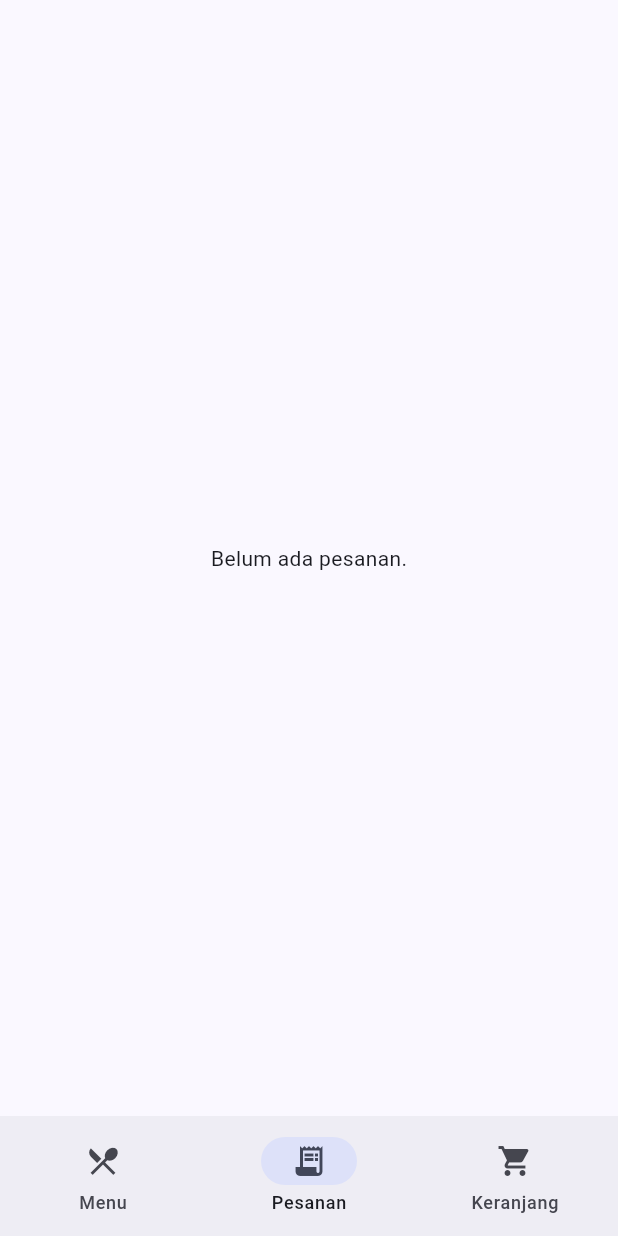
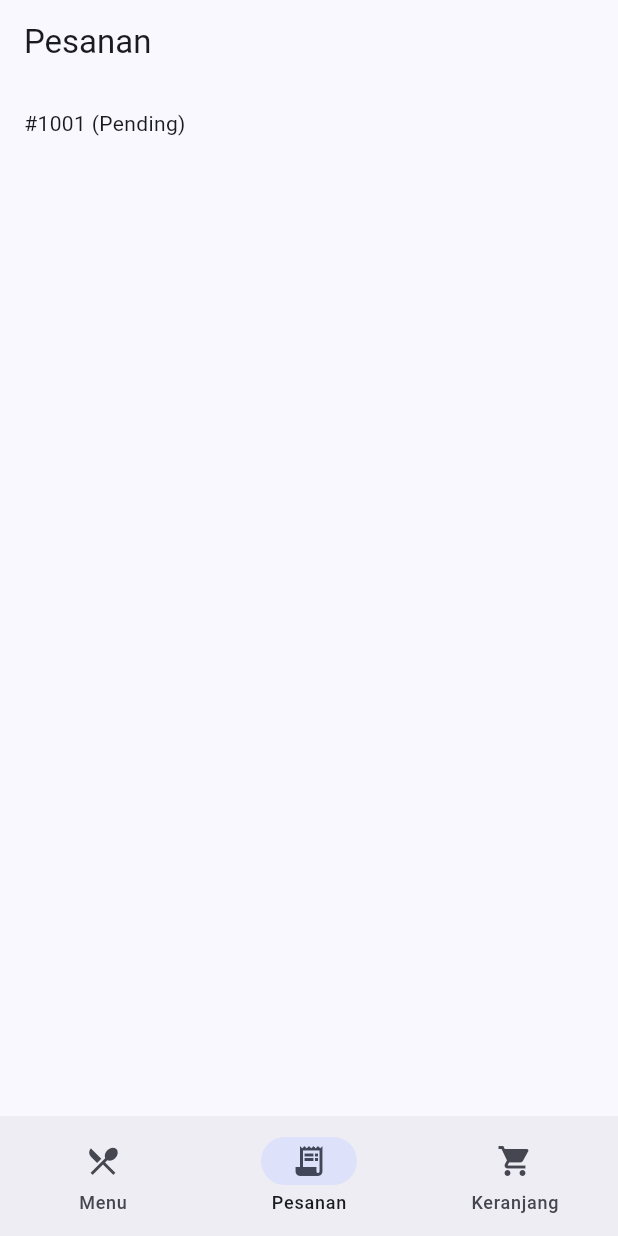
Before and after one commit to sitanovitaa/canteen_go, a Flutter app: the screen it shows after launch, item 2 of the bottom bar chosen, on a phone screen of 412 x 824 dp. Run offline on Flutter 3.47's test engine with Material 3 defaults, Android fonts, the phone set to English and light mode, and no system bars; our stand-ins replace flutter_riverpod, freezed_annotation, go_router.

Commit message:
Implement orders feature: repo, controller, and screen logic

```diff
--- /dev/null
+++ b/lib/src/features/orders/data/repo/orders_repo.dart
@@ -0,0 +1,13 @@
+import 'dart:async';
+
+class OrdersRepo {
+  Stream<List<String>> watchOrders() async* {
+    yield const ['#1001 (Pending)'];
+    await Future.delayed(const Duration(seconds: 2));
+    yield const ['#1001 (Preparing)'];
+    await Future.delayed(const Duration(seconds: 2));
+    yield const ['#1001 (Delivered)'];
+    await Future.delayed(const Duration(seconds: 2));
+    yield const ['#1001 (Completed)'];
+  }
+}
--- /dev/null
+++ b/lib/src/features/orders/presentation/controllers/orders_controller.dart
@@ -0,0 +1,8 @@
+import 'package:canteen_go/src/features/orders/data/repo/orders_repo.dart';
+import 'package:flutter_riverpod/flutter_riverpod.dart';
+
+final ordersRepoProvider = Provider((ref) => OrdersRepo());
+
+final ordersStreamProvider = StreamProvider<List<String>>((ref) {
+  return ref.watch(ordersRepoProvider).watchOrders();
+});
--- a/lib/src/features/orders/presentation/screens/orders_screen.dart
+++ b/lib/src/features/orders/presentation/screens/orders_screen.dart
@@ -1,10 +1,26 @@
+import 'package:canteen_go/src/features/orders/presentation/controllers/orders_controller.dart';
 import 'package:flutter/material.dart';
+import 'package:flutter_riverpod/flutter_riverpod.dart';
 
-class OrdersScreen extends StatelessWidget {
+class OrdersScreen extends ConsumerWidget {
   const OrdersScreen({super.key});
 
   @override
-  Widget build(BuildContext context) {
-    return const Center(child: Text('Belum ada pesanan.'));
+  Widget build(BuildContext context, WidgetRef ref) {
+    final orders = ref.watch(ordersStreamProvider);
+    return Scaffold(
+      appBar: AppBar(title: const Text('Pesanan')),
+      body: Center(
+        child: orders.when(
+          data: (orders) => ListView(
+            padding: const EdgeInsets.all(16),
+            children: orders.map((order) => Text(order)).toList(),
+          ),
+          loading: () => const Center(child: CircularProgressIndicator()),
+          error: (error, stackTrace) =>
+              Center(child: Text('Gagal memuat pesanan: $error')),
+        ),
+      ),
+    );
   }
 }
```
